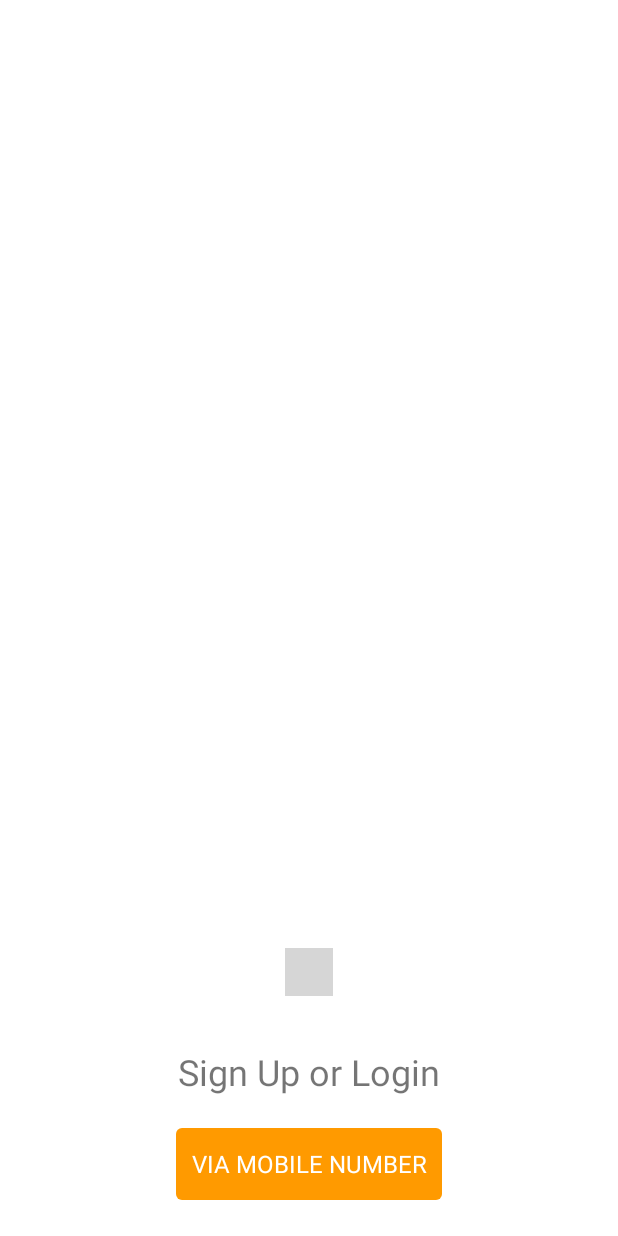
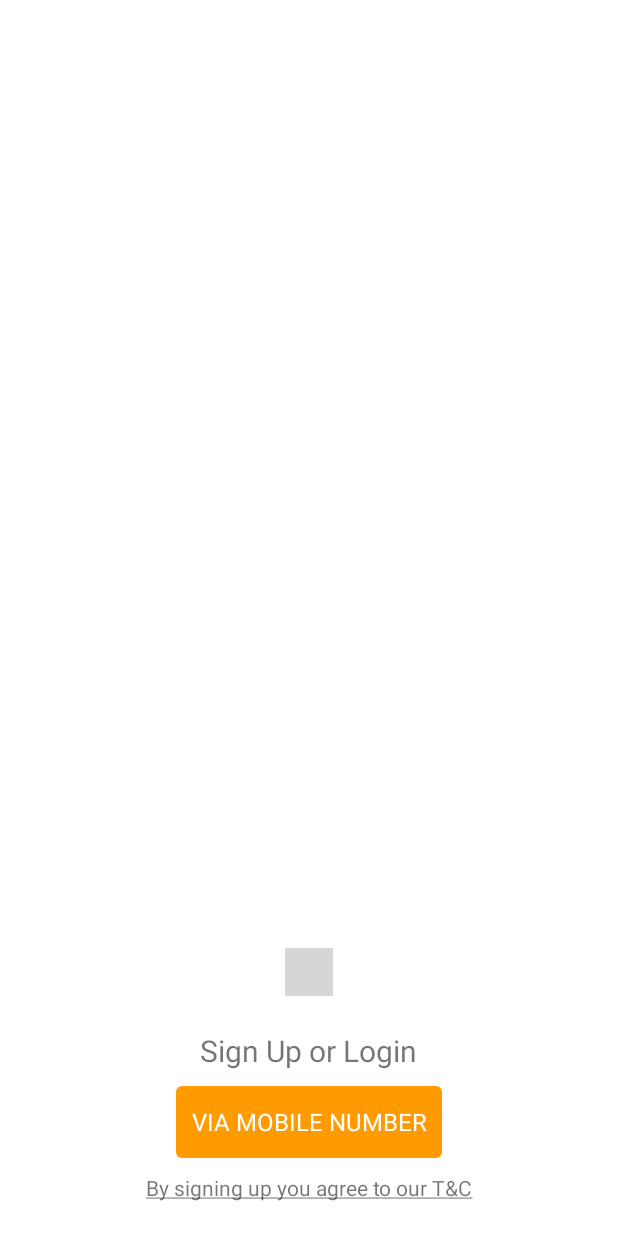
Before and after one commit to abhiram-shopsup/ShopsUP--Android---New, an Android app: the layout activity_intro.xml on its own in the app's theme, with its tools: preview values and no code run, on a phone screen of 412 x 824 dp. Run offline under Robolectric (Android 15) with nearby library versions, the phone set to English and light mode, and no system bars; plain views replace PageIndicatorView; grey boxes are pictures that could not be loaded.

Commit message:
added terms text

```diff
--- a/app/src/main/res/layout/activity_intro.xml
+++ b/app/src/main/res/layout/activity_intro.xml
@@ -47,11 +47,11 @@
             android:gravity="center">
             <TextView
                 android:text="Sign Up or Login"
-                android:textSize="24dp"
+                android:textSize="20sp"
                 android:layout_width="wrap_content"
                 android:layout_height="wrap_content"
                 android:id="@+id/textView"
-                android:layout_marginBottom="21dp" />
+                android:layout_marginBottom="10dp" />
 
 
         <TextView
@@ -67,6 +67,14 @@
             android:textSize="16sp"
             android:padding="10dp" />
 
+            <TextView
+                android:text="@string/bysigning"
+                android:layout_width="match_parent"
+                android:layout_height="wrap_content"
+                android:id="@+id/textView5"
+                android:gravity="center_horizontal"
+                android:padding="10dp" />
+
 
         </LinearLayout>
 
--- a/app/src/main/res/values/strings.xml
+++ b/app/src/main/res/values/strings.xml
@@ -32,6 +32,7 @@
     <string name="noNet">Oops, Your connection seems off!</string>
     <string name="noNetDes">Your internet needs to be turned ON for us to get started.</string>
     <string name="toggle_net">Please tap to retry</string>
+    <string name="bysigning"><u><![CDATA[By signing up you agree to our T&C]]></u></string>
 
     <string-array name="message_title">
         <item>--Select an Item--</item>
```
